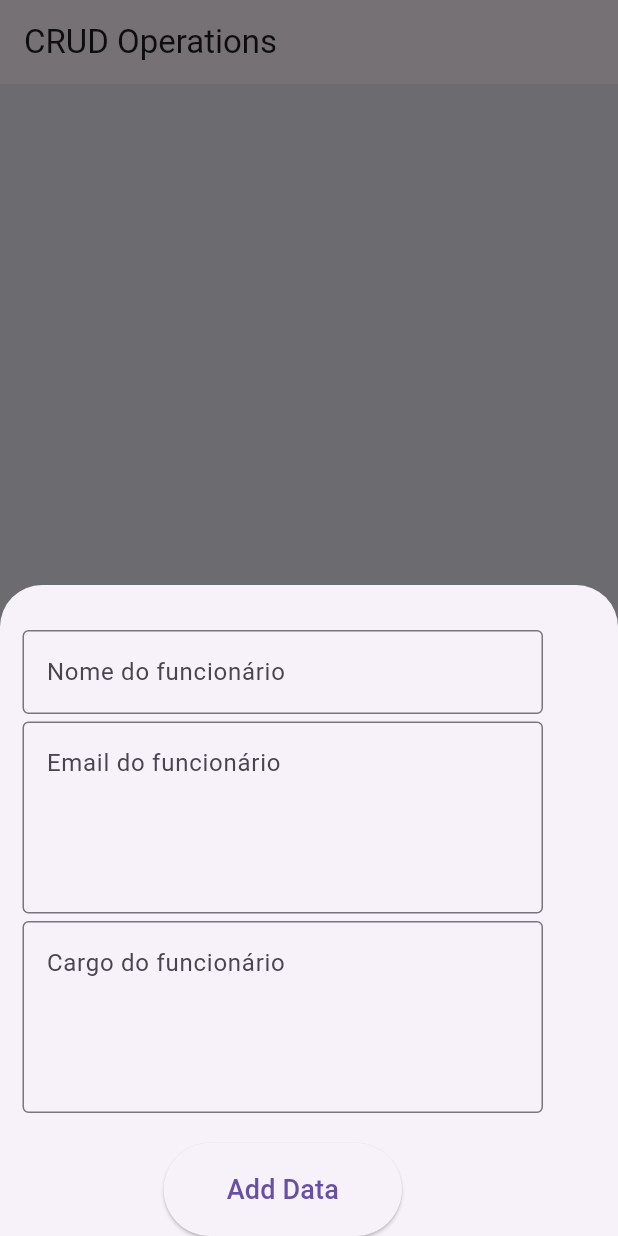
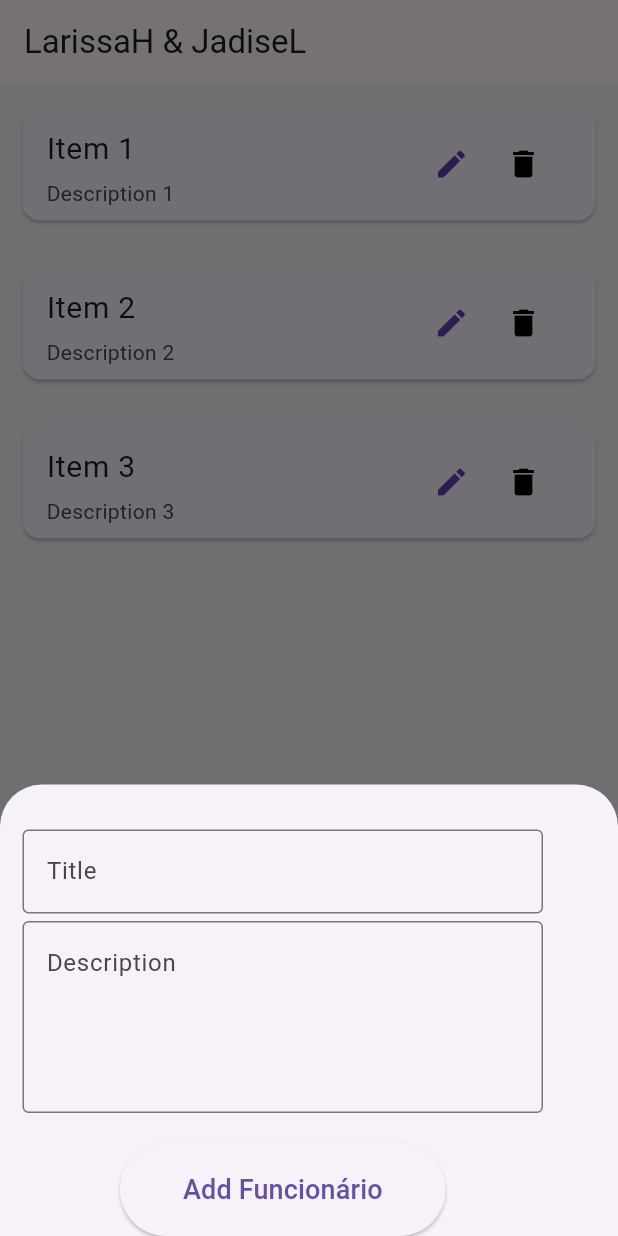
Before and after one commit to laris-sa/app_funcionarios, a Flutter app: the HomeScreen screen opened directly, after a tap on the "add" icon, on a phone screen of 412 x 824 dp. Run offline on Flutter 3.47's test engine with Material 3 defaults, Android fonts, the light colour scheme and no system bars; our stand-ins replace sqflite; accounts and stored records are empty.

Commit message:
Add files via upload

```diff
--- a/lib/home_screen.dart
+++ b/lib/home_screen.dart
@@ -1,66 +1,52 @@
-import 'package:app_funcionarios/db_helper.dart';
-
 import 'package:flutter/material.dart';
 
 class HomeScreen extends StatefulWidget{
   @override
-  State<HomeScreen> createState() => _HomeScreenState();
+  State createState() => _HomeScreenState();
 }
 
-//Mostrar todos
 class _HomeScreenState extends State<HomeScreen> {
-  List<Map<String, dynamic>> _allData = [];
+  List<Map<String, dynamic>> _allData = [    {'id': 1, 'title': 'Item 1', 'desc': 'Description 1'},    {'id': 2, 'title': 'Item 2', 'desc': 'Description 2'},    {'id': 3, 'title': 'Item 3', 'desc': 'Description 3'},  ];
 
-  bool _isLoading = true;
+  bool _isLoading = false;
 
   void _refreshData() async {
-    final data = await SQLHelper.getAllData();
     setState(() {
-      _allData = data;
+      _isLoading = true;
+    });
+
+    // Simulating API call or data fetching
+
+    await Future.delayed(Duration(seconds: 2));
+
+    setState(() {
       _isLoading = false;
     });
-
   }
 
   @override
-  void initState(){
+  void initState() {
     super.initState();
     _refreshData();
   }
 
-
-//Adicionar
- Future<void> _addData() async {
-  await SQLHelper.createData(_titleController.text, _descController.text);
-  _refreshData();
+  void _deleteData(int id) {
+    setState(() {
+      _allData.removeWhere((element) => element['id'] == id);
+    });
   }
-
-//Atualizar
- Future<void> _updateData(int id) async {
-  await SQLHelper.updateData(id, _titleController.text, _descController.text);
-  _refreshData();
- }
-
-//Deletar
-void _deleteData(int id) async {
-  await SQLHelper.deleteData(id);
-  ScaffoldMessenger.of(context).showSnackBar(const SnackBar(
-    backgroundColor: Colors.redAccent,
-    content: Text("Deletado!"),
-  ));
-  _refreshData();
-}
-
 
   final TextEditingController _titleController = TextEditingController();
   final TextEditingController _descController = TextEditingController();
 
   void showBottomSheet(int? id) async {
     if (id != null) {
-      final existingData =
-       _allData.firstWhere((element) => element['id'] == id);
+      final existingData = _allData.firstWhere((element) => element['id'] == id);
       _titleController.text = existingData['title'];
       _descController.text = existingData['desc'];
+    } else {
+      _titleController.text = '';
+      _descController.text = '';
     }
 
     showModalBottomSheet(
@@ -69,9 +55,9 @@ void _deleteData(int id) async {
       context: context,
       builder: (_) => Container(
         padding: EdgeInsets.only(
-          top:30,
-          left:15,
-          right:MediaQuery.of(context).viewInsets.bottom + 50,
+          top: 30,
+          left: 15,
+          right: MediaQuery.of(context).viewInsets.bottom + 50,
         ),
         child: Column(
           mainAxisSize: MainAxisSize.min,
@@ -81,7 +67,7 @@ void _deleteData(int id) async {
               controller: _titleController,
               decoration: InputDecoration(
                 border: OutlineInputBorder(),
-                hintText: "Nome do funcionário",
+                hintText: "Title",
               ),
             ),
             SizedBox(height: 5),
@@ -90,42 +76,40 @@ void _deleteData(int id) async {
               maxLines: 4,
               decoration: InputDecoration(
                 border: OutlineInputBorder(),
-                hintText: "Email do funcionário",
-              ),
-            ),
-            SizedBox(height: 5),
-            TextField(
-              controller: _descController,
-              maxLines: 4,
-              decoration: InputDecoration(
-                border: OutlineInputBorder(),
-                hintText: "Cargo do funcionário",
+                hintText: "Description",
               ),
             ),
             SizedBox(height: 20),
-
             Center(
               child: ElevatedButton(
-                onPressed: () async{
-                  if(id == null){
-                    await _addData();
+                onPressed: () {
+                  setState(() {
+                    if (id == null) {
+                      final newItem = {
+                        'id': _allData.length + 1,
+                        'title': _titleController.text,
+                        'desc': _descController.text,
+                      };
+                      _allData.add(newItem);
+                    } else {
+                      final existingItem =
+                          _allData.firstWhere((element) => element['id'] == id);
+                      existingItem['title'] = _titleController.text;
+                      existingItem['desc'] = _descController.text;
                     }
-                  if(id != null){
-                    await _updateData(id);
-                  }
+                  });
 
                   _titleController.text = "";
                   _descController.text = "";
 
-                  Navigator.of(context).pop();
-                  print("Data Added");
+                  Navigator.pop(context);
                 },
                 child: Padding(
                   padding: EdgeInsets.all(18),
                   child: Text(
-                  id == null ? "Add Data" : "Update",
-                  style: TextStyle(fontSize: 18, fontWeight: FontWeight.w500),
-
+                    id == null ? "Add Funcionário" : "Atualizar",
+                    style:
+                        TextStyle(fontSize: 18, fontWeight: FontWeight.w500),
                   ),
                 ),
               ),
@@ -137,11 +121,11 @@ void _deleteData(int id) async {
   }
 
   @override
-  Widget build(BuildContext context){
+  Widget build(BuildContext context) {
     return Scaffold(
-      backgroundColor: Color(0xFFECEAF4),
+      backgroundColor: Color(0xF2A1AA1),
       appBar: AppBar(
-        title: Text("CRUD Operations"),
+        title: Text("LarissaH & JadiseL"),
       ),
       body: _isLoading
           ? Center(
@@ -165,7 +149,8 @@ void _deleteData(int id) async {
                   trailing: Row(
                     mainAxisSize: MainAxisSize.min,
                     children: [
-                  IconButton(onPressed: () {
+                      IconButton(
+                        onPressed: () {
                           showBottomSheet(_allData[index]['id']);
                         },
                         icon: Icon(
@@ -173,12 +158,14 @@ void _deleteData(int id) async {
                           color: Colors.deepPurple,
                         ),
                       ),
-                   IconButton(onPressed: () {
+                      IconButton(
+                        onPressed: () {
                           _deleteData(_allData[index]['id']);
                         },
                         icon: Icon(
                           Icons.delete,
-                    color: Color.fromARGB(255, 255, 114, 114),
+                          color: Color.fromARGB
+                          (255, 0, 0,0 ),
 ),
 ),
 ],
@@ -187,9 +174,18 @@ void _deleteData(int id) async {
 ),
 ),
 floatingActionButton: FloatingActionButton(
-          onPressed: () => showBottomSheet(null),
+onPressed: () {
+showBottomSheet(null);
+},
 child: Icon(Icons.add),
 ),
 );
 }
 }
+
+void main() {
+runApp(MaterialApp(
+debugShowCheckedModeBanner: false,
+home: HomeScreen(),
+));
+}
```
Lines whose indentation alone changed are shown as unchanged.
